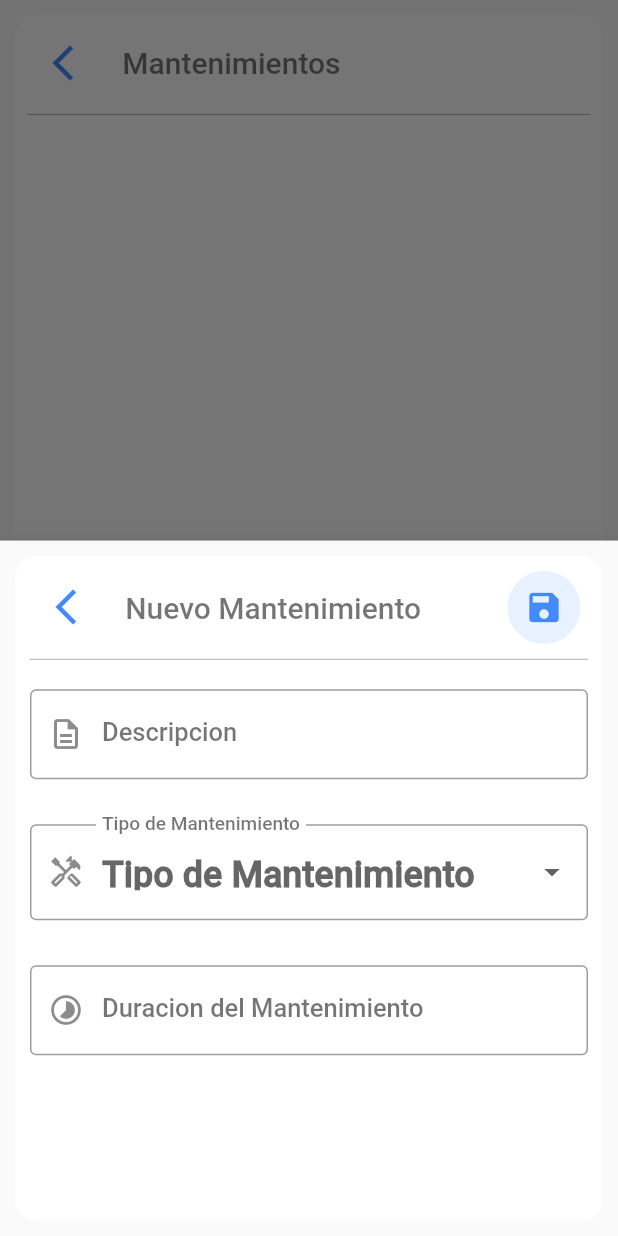
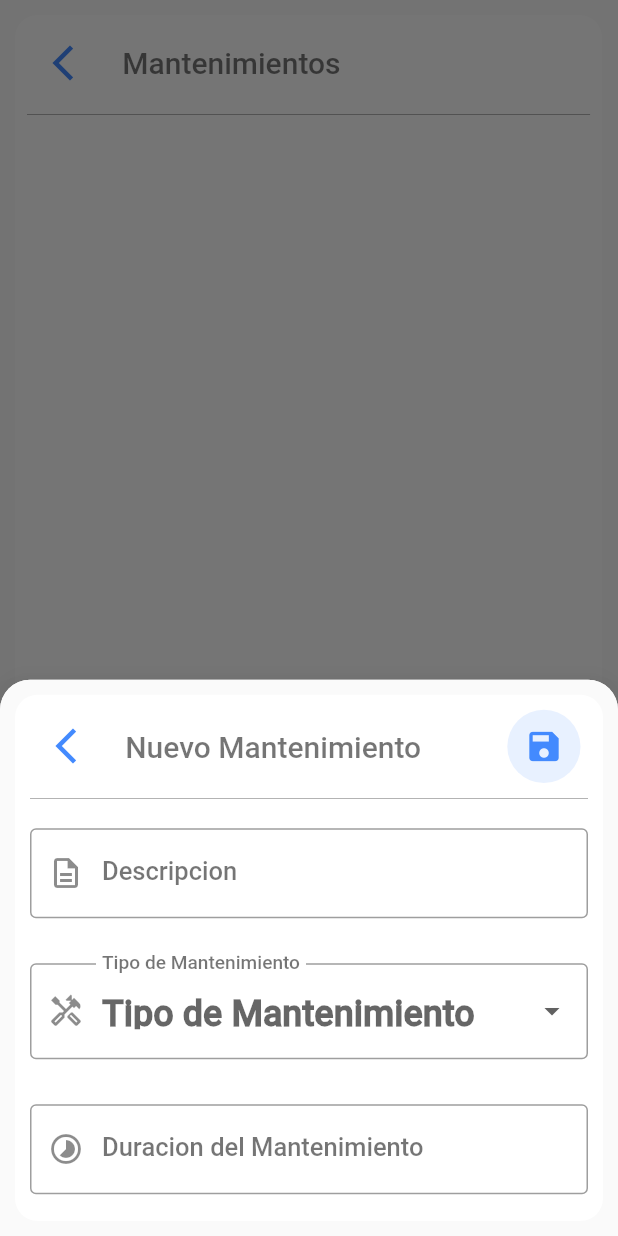
Before and after one commit to JaimeAndresQ/Mantrack_APP, a Flutter app: the TareaMantenimiento widget shown alone on an empty page, opened directly, after a tap on the "add" icon, on a phone screen of 412 x 824 dp. Run offline on Flutter 3.47's test engine with Material 3 defaults, Android fonts, the phone set to English and light mode, and no system bars; our stand-ins replace file_picker, flutter_svg, get, jwt_decoder, liquid_swipe, shared_preferences and 1 more; accounts and stored records are empty; Roboto replaces fonts that are missing (Schyler).

Commit message:
Cambios showModal Mantenimientos

```diff
--- a/lib/main.dart
+++ b/lib/main.dart
@@ -41,6 +41,7 @@ class App extends StatelessWidget {
         ),
       ],
       child: GetMaterialApp(
+        scrollBehavior: MyBehavior(), // Quita el effecto azulejo al hacer un overscroll
         initialRoute: (token != null) ? 'dashboard' : '/',
         routes: {
           '/': (context) => const OnBoardingScreen(),
@@ -57,3 +58,9 @@ class App extends StatelessWidget {
     );
   }
 }
+
+
+class MyBehavior extends ScrollBehavior {
+  @override
+  ScrollPhysics getScrollPhysics(BuildContext context) => const BouncingScrollPhysics();
+}
--- a/lib/src/features/authentication/screens/dashboard/tareas/tarea_mantenimiento.dart
+++ b/lib/src/features/authentication/screens/dashboard/tareas/tarea_mantenimiento.dart
@@ -1,4 +1,5 @@
 import 'package:flutter/cupertino.dart';
+import 'package:flutter/gestures.dart';
 import 'package:flutter/material.dart';
 import 'package:flutter/widgets.dart';
 import 'package:mantrack_app/src/constants/colors.dart';
@@ -23,6 +24,8 @@ class TareaMantenimiento extends StatefulWidget {
 
 class _TareaMantenimientoState extends State<TareaMantenimiento> {
   bool isPressed = false;
+
+
 
   @override
   Widget build(BuildContext context) {
@@ -83,10 +86,18 @@ class _TareaMantenimientoState extends State<TareaMantenimiento> {
             onPressed: () {
               showModalBottomSheet(
                 context: context,
+
+                shape: const RoundedRectangleBorder(
+                  borderRadius: BorderRadius.vertical(
+                    top: Radius.circular(20),
+
+                  )
+                ),
                 builder: (BuildContext context) {
                   return DrawerMantenimiento(
                       selectedIndexProvider: selectedIndexProvider,
                     );
+
                 },
               );
             },
@@ -132,7 +143,7 @@ class _DrawerMantenimientoState extends State<DrawerMantenimiento> {
   TextStyle errorStyle = const TextStyle(
       fontSize: 14, fontWeight: FontWeight.w500, fontStyle: FontStyle.italic);
 
-  String? _selectedValue;
+
 
   @override
   Widget build(BuildContext context) {
@@ -141,7 +152,17 @@ class _DrawerMantenimientoState extends State<DrawerMantenimiento> {
     final selectedIndexProvider =
         Provider.of<SelectedDashboardProvider>(context);
     final selectedTokenProvider = Provider.of<TokenProvider>(context);
-    return Drawer(
+
+    return SizedBox(
+      height: size.height * 0.45,
+
+      child: Drawer(
+
+        shape: const RoundedRectangleBorder(
+          borderRadius: BorderRadius.vertical(
+            top: Radius.circular(20)
+          )
+        ),
           child: Container(
               margin: const EdgeInsets.all(10),
               height: size.height * 0.88,
@@ -183,6 +204,8 @@ class _DrawerMantenimientoState extends State<DrawerMantenimiento> {
                 ),
                 Expanded(
                   child: SingleChildScrollView(
+
+                    physics: BouncingScrollPhysics(),
                     clipBehavior: Clip.hardEdge,
                     child: Form(
                         child: Container(
@@ -225,11 +248,14 @@ class _DrawerMantenimientoState extends State<DrawerMantenimiento> {
                             permitirSoloNumeros: TextInputType.number,
                             maxCaracteres: 4,
                           ),
+
+
                         ],
                       ),
                     )),
                   ),
                 )
-            ])));
+              ]))),
+    );
   }
 }
--- a/lib/src/features/authentication/screens/dashboard/tareas/tarea_widget.dart
+++ b/lib/src/features/authentication/screens/dashboard/tareas/tarea_widget.dart
@@ -58,7 +58,6 @@ class _TareaWidgetState extends State<TareaWidget> {
                   MyActivos(
                     selectedIndexProvider: selectedIndexProvider,
                     isPressed: isPressed,
-
                   ),
                 ],
               )),
--- a/lib/src/utils/theme.dart
+++ b/lib/src/utils/theme.dart
@@ -21,7 +21,7 @@ class TAppTheme {
     brightness: Brightness.dark,
     useMaterial3: false,
 
-    primaryColor: Colors.blueAccent,
+    primaryColor: const Color.fromARGB(255, 14, 50, 112),
     fontFamily: "Schyler"
 
     );
```
Also changed, not shown: lib/src/features/authentication/screens/dashboard/dashboard_screen.dart (+15 -5 lines). Lines whose indentation alone changed are shown as unchanged.
